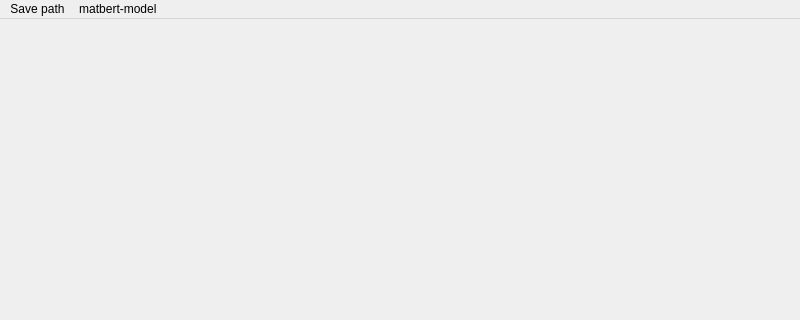
The window that mainwindow.ui (Zhang-NJ-Lab/NJmatNLP-old) describes before a commit, drawn with Qt 5; both pictures show x 0 to 800 and y 0 to 320 of the 800 by 600 pixel window.
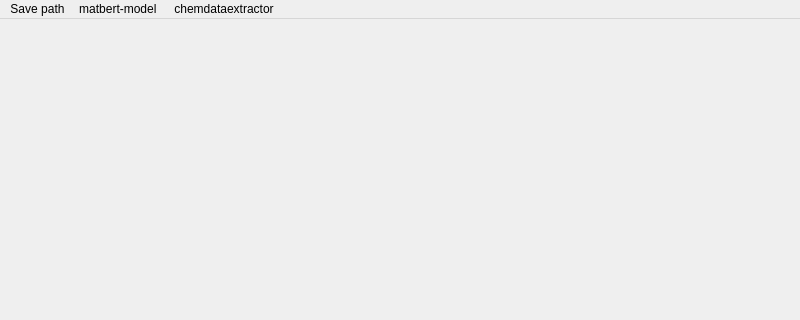
The same window after the commit.

What changed in the file:
```diff
--- a/mainwindow.ui
+++ b/mainwindow.ui
@@ -20,7 +20,7 @@
      <x>0</x>
      <y>0</y>
      <width>800</width>
-     <height>26</height>
+     <height>23</height>
     </rect>
    </property>
    <widget class="QMenu" name="menumatbert_model">
@@ -38,8 +38,15 @@
     </property>
     <addaction name="actionSave_path"/>
    </widget>
+   <widget class="QMenu" name="menuchemdataextractor">
+    <property name="title">
+     <string>chemdataextractor</string>
+    </property>
+    <addaction name="actioncsv_clean"/>
+   </widget>
    <addaction name="menuSave_path"/>
    <addaction name="menumatbert_model"/>
+   <addaction name="menuchemdataextractor"/>
   </widget>
   <widget class="QStatusBar" name="statusbar"/>
   <action name="actionmodel_umap">
```
Left out of the diff: 5 changed lines with no effect on the pictures.
